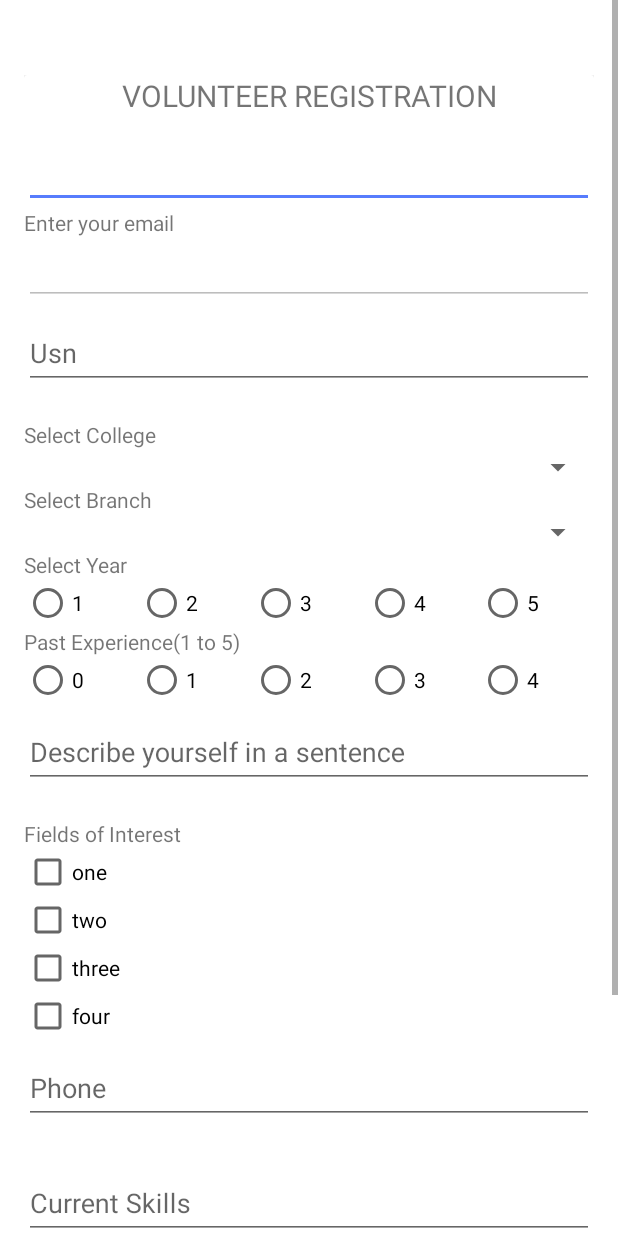
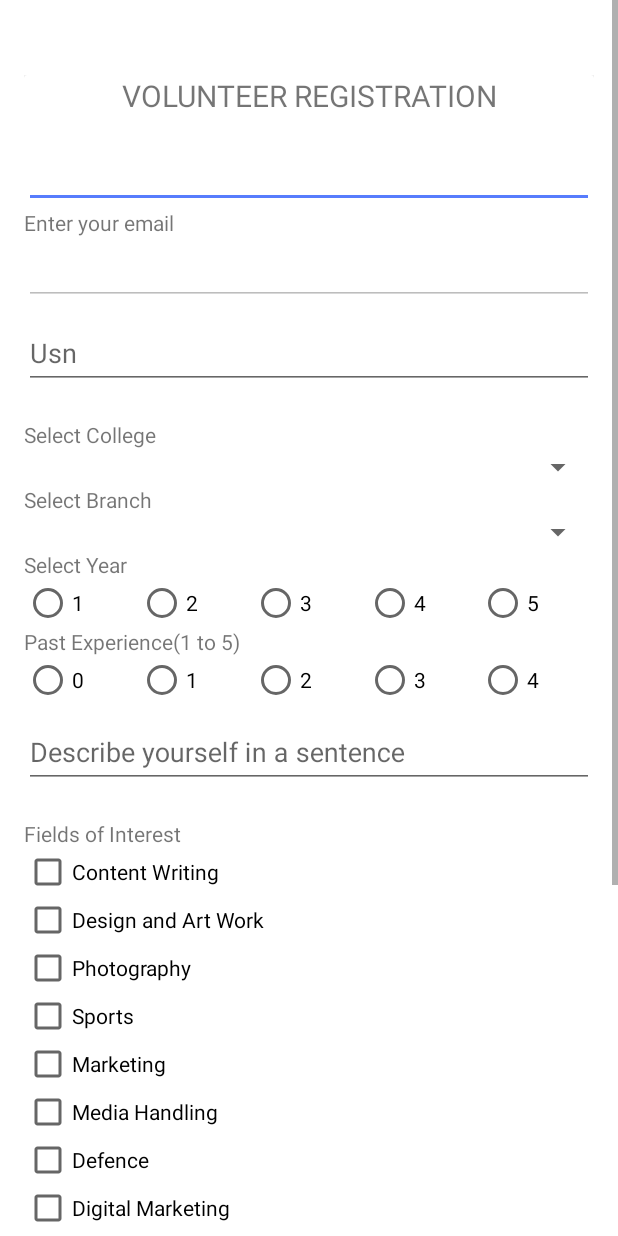
Before and after one commit to adityadas8888/Habba18, an Android app: the Habba screen opened directly, with no data from a screen before it, on a phone screen of 412 x 824 dp. Run offline under Robolectric (Android 15) with nearby library versions, the phone set to English and light mode, and no system bars.

Commit message:
Beta Release 4
Signed-off-by: adityadas8888 <aditya.das8.ad@gmail.com>

```diff
--- a/app/src/main/java/com/acharya/habbaregistration/Habba.java
+++ b/app/src/main/java/com/acharya/habbaregistration/Habba.java
@@ -1,8 +1,6 @@
 package com.acharya.habbaregistration;
 
-import android.app.AlertDialog;
 import android.app.ProgressDialog;
-import android.content.DialogInterface;
 import android.content.Intent;
 import android.os.AsyncTask;
 import android.support.design.widget.TextInputEditText;
@@ -11,7 +9,6 @@ import android.support.v7.app.AppCompatActivity;
 import android.os.Bundle;
 import android.util.Log;
 import android.view.View;
-import android.view.Window;
 import android.view.WindowManager;
 import android.widget.AdapterView;
 import android.widget.ArrayAdapter;
@@ -23,20 +20,14 @@ import android.widget.RadioGroup;
 import android.widget.Spinner;
 import android.widget.TextView;
 import android.widget.Toast;
-
-import com.acharya.habbaregistration.Apl.Apl;
 import com.acharya.habbaregistration.Apl.HttpHandler;
 import com.acharya.habbaregistration.Apl.RegisterUserClass;
-import com.acharya.habbaregistration.HomeScreen.HomeScreen;
-
 import org.json.JSONArray;
 import org.json.JSONException;
 import org.json.JSONObject;
-
 import java.util.ArrayList;
 import java.util.HashMap;
 import java.util.Map;
-
 import static android.widget.Toast.LENGTH_LONG;
 
 public class Habba extends AppCompatActivity{
@@ -49,7 +40,7 @@ public class Habba extends AppCompatActivity{
     private EditText editTextSkills;
     private static String url = null;
     private static String url1 = null;
-    private CheckBox c1,c2,c3,c4;
+    private CheckBox c1,c2,c3,c4,c5,c6,c7,c8;
     private static String interest = " ";
     Map<String,String> map=new HashMap<String,String>();
     String idzz2;
@@ -78,8 +69,8 @@ public class Habba extends AppCompatActivity{
         new Habba.GetContacts().execute();
 
         initfilelds();
+        // Hide the status bar.
         View decorView = getWindow().getDecorView();
-// Hide the status bar.
         int uiOptions = View.SYSTEM_UI_FLAG_FULLSCREEN;
         decorView.setSystemUiVisibility(uiOptions);
         ActionBar actionBar = getSupportActionBar();
@@ -108,6 +99,10 @@ public class Habba extends AppCompatActivity{
         c2 = (CheckBox)findViewById(R.id.two);
         c3 = (CheckBox)findViewById(R.id.three);
         c4 = (CheckBox)findViewById(R.id.four);
+        c5 = (CheckBox)findViewById(R.id.five);
+        c6 = (CheckBox)findViewById(R.id.six);
+        c7 = (CheckBox)findViewById(R.id.seven);
+        c8 = (CheckBox)findViewById(R.id.eight);
 
 
 
@@ -227,6 +222,7 @@ public class Habba extends AppCompatActivity{
 //                            Toast.makeText(getApplicationContext(),hahaah,Toast.LENGTH_SHORT).show();
                             clg = s1.getSelectedItem().toString();
                             idzz2=map.get(clg);
+
                             url1 = "http://acharyahabba.in/apl/dept.php?cid=" + idzz2;
                             System.out.println("spinner"+url1);
                             subspinnerlist = new ArrayList<>();
@@ -243,6 +239,7 @@ public class Habba extends AppCompatActivity{
                         @Override
                         public void onItemSelected(AdapterView<?> parent, View view, int position, long id) {
                             s2.setSelection(position);
+                            //((TextView) parent.getChildAt(0)).setTextColor(0x00000000);
                         }
 
                         @Override
@@ -332,7 +329,8 @@ public class Habba extends AppCompatActivity{
                 public void run() {
 
                     ArrayAdapter<String> subspinnerAdapter = new ArrayAdapter<String>(getApplicationContext(),
-                            android.R.layout.simple_spinner_dropdown_item , subspinnerlist);
+                            R.layout.spinner_item, subspinnerlist);
+                    subspinnerAdapter.setDropDownViewResource(R.layout.spinner_item);
                     s2.setAdapter(subspinnerAdapter);
                     s2.setOnItemSelectedListener(new AdapterView.OnItemSelectedListener() {
                         @Override
@@ -349,7 +347,6 @@ public class Habba extends AppCompatActivity{
                 }
             });
         }
-
 
     }
 
@@ -369,16 +366,24 @@ public class Habba extends AppCompatActivity{
         if( editTextUsn.getText().toString().trim().equals(""))
             editTextUsn.setError( "Usn is required!" );
         interest="";
-        if(c1.isChecked()&&(!interest.contains(c1.getText().toString()))) interest = interest + c1.getText().toString() + " ";
-        if(c2.isChecked()&&(!interest.contains(c2.getText().toString()))) interest = interest + c2.getText().toString() + " ";
-        if(c3.isChecked()&&(!interest.contains(c3.getText().toString()))) interest = interest + c3.getText().toString() + " ";
-        if(c4.isChecked()&&(!interest.contains(c4.getText().toString()))) interest = interest + c4.getText().toString() + " ";
+        if(c1.isChecked()&&(!interest.contains(c1.getText().toString()))) interest = interest + c1.getText().toString() + ",";
+        if(c2.isChecked()&&(!interest.contains(c2.getText().toString()))) interest = interest + c2.getText().toString() + ",";
+        if(c3.isChecked()&&(!interest.contains(c3.getText().toString()))) interest = interest + c3.getText().toString() + ",";
+        if(c4.isChecked()&&(!interest.contains(c4.getText().toString()))) interest = interest + c4.getText().toString() + ",";
+        if(c5.isChecked()&&(!interest.contains(c5.getText().toString()))) interest = interest + c5.getText().toString() + ",";
+        if(c6.isChecked()&&(!interest.contains(c6.getText().toString()))) interest = interest + c6.getText().toString() + ",";
+        if(c7.isChecked()&&(!interest.contains(c7.getText().toString()))) interest = interest + c7.getText().toString() + ",";
+        if(c8.isChecked()&&(!interest.contains(c8.getText().toString()))) interest = interest + c8.getText().toString() + ",";
+
         Log.e(TAG,interest);
         String usn = editTextUsn.getText().toString().trim().toLowerCase();
         String describe = editTextDescribe.getText().toString().trim().toLowerCase();
         String phone = editTextPhone.getText().toString().trim();
         String suggestion = editTextSuggestion.getText().toString().trim().toLowerCase();
         skills=editTextSkills.getText().toString().trim().toLowerCase();
+        if(usn.isEmpty()||describe.isEmpty()||phone.isEmpty()||year.isEmpty()||exp.isEmpty()||skills.isEmpty()||suggestion.isEmpty())
+        { Toast.makeText(getApplicationContext(),"Enter Required Values",Toast.LENGTH_SHORT).show();}
+        else
         register(name,email,usn,clg,dept,year,exp,describe,phone,suggestion,interest,skills);
     }
 
@@ -432,8 +437,7 @@ public class Habba extends AppCompatActivity{
     public void onBackPressed() {
         super.onBackPressed();
         finish();
-//        Intent intent = new Intent(this, HomeScreen.class);
-//        startActivity(intent);
-//        finish();
+
+
     }
 }
--- a/app/src/main/res/layout/activity_apl.xml
+++ b/app/src/main/res/layout/activity_apl.xml
@@ -99,7 +99,9 @@
                     android:id="@+id/editTextDob"
                     android:layout_width="fill_parent"
                     android:layout_height="wrap_content"
-                    android:hint="@string/enter_your_date_of_birth"/>
+                    android:hint="@string/enter_your_date_of_birth"
+                    android:inputType="date"
+                    />
             </android.support.design.widget.TextInputLayout>
 
 
--- a/app/src/main/res/layout/activity_habba.xml
+++ b/app/src/main/res/layout/activity_habba.xml
@@ -108,7 +108,8 @@
                     <Spinner
                         android:id="@+id/spinner2"
                         android:layout_width="match_parent"
-                        android:layout_height="wrap_content"/>
+                        android:layout_height="wrap_content"
+                        />
 
                     <TextView
                         android:id="@+id/textView9"
@@ -239,22 +240,42 @@
                             android:text="Fields of Interest" />
                         <CheckBox
                             android:id="@+id/one"
-                            android:text="one"
+                            android:text="Content Writing"
                             android:layout_width="match_parent"
                             android:layout_height="wrap_content"/>
                         <CheckBox
                             android:id="@+id/two"
-                            android:text="two"
+                            android:text="Design and Art Work"
                             android:layout_width="match_parent"
                             android:layout_height="wrap_content"/>
                         <CheckBox
                             android:id="@+id/three"
-                            android:text="three"
+                            android:text="Photography"
                             android:layout_width="match_parent"
                             android:layout_height="wrap_content"/>
                         <CheckBox
                             android:id="@+id/four"
-                            android:text="four"
+                            android:text="Sports"
+                            android:layout_width="match_parent"
+                            android:layout_height="wrap_content"/>
+                        <CheckBox
+                            android:id="@+id/five"
+                            android:text="Marketing"
+                            android:layout_width="match_parent"
+                            android:layout_height="wrap_content"/>
+                        <CheckBox
+                            android:id="@+id/six"
+                            android:text="Media Handling"
+                            android:layout_width="match_parent"
+                            android:layout_height="wrap_content"/>
+                        <CheckBox
+                            android:id="@+id/seven"
+                            android:text="Defence"
+                            android:layout_width="match_parent"
+                            android:layout_height="wrap_content"/>
+                        <CheckBox
+                            android:id="@+id/eight"
+                            android:text="Digital Marketing"
                             android:layout_width="match_parent"
                             android:layout_height="wrap_content"/>
                     </android.support.design.widget.TextInputLayout>
--- a/app/src/main/res/values/strings.xml
+++ b/app/src/main/res/values/strings.xml
@@ -1,5 +1,5 @@
 <resources>
-    <string name="app_name">HabbaRegistration</string>
+    <string name="app_name">Acharya Habba 18</string>
     <string name="enter_your_name">Enter your name</string>
     <string name="enter_your_college">Enter your College</string>
     <string name="college_name">College Name</string>
@@ -21,5 +21,5 @@
     <!-- TODO: Remove or change this placeholder text -->
     <string name="hello_blank_fragment">Hello blank fragment</string>
     <string name="enter_usn">Enter USN</string>
-    <string name="enter_your_date_of_birth">Enter your Date of Birth</string>
+    <string name="enter_your_date_of_birth">Enter your Date of Birth(DD-MM-YYYY)</string>
 </resources>
```
Also changed, not shown: app/src/main/AndroidManifest.xml (+15 -6 lines), app/src/main/java/com/acharya/habbaregistration/Apl/Apl.java (+27 -10 lines), app/src/main/java/com/acharya/habbaregistration/HomeScreen/HomeScreen.java (+0 -11 lines), app/src/main/res/drawable/buttonshape2.xml (added, +25 -0 lines), app/src/main/res/layout/activity_login.xml (+7 -5 lines), app/src/main/res/layout/spinner_item.xml (added, +9 -0 lines), app/src/main/res/mipmap-mdpi/pic.jpg (deleted), app/src/main/res/mipmap-xxhdpi/login.jpg (added).
